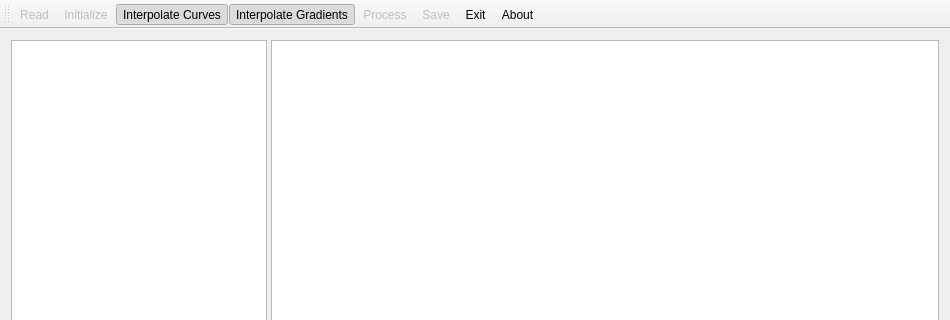
Qt form TimeroomMainWindow.ui (atifahsan/timeroom) before a commit; both pictures show x 0 to 950 and y 0 to 320 of the 950 by 750 pixel window.
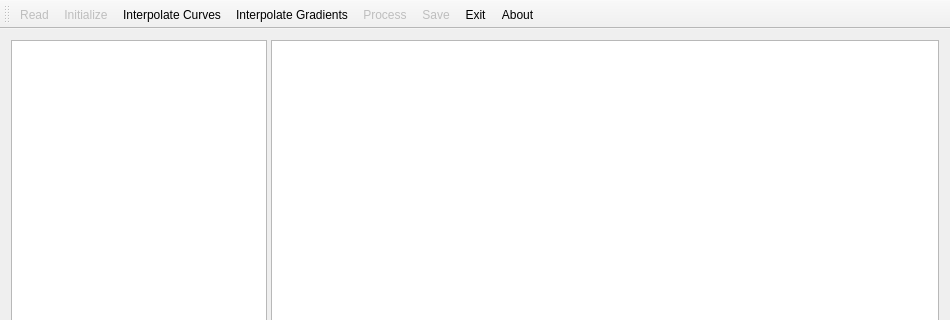
The same form after that commit.

What changed in the file:
```diff
--- a/TimeroomMainWindow.ui
+++ b/TimeroomMainWindow.ui
@@ -150,7 +150,7 @@
     <bool>true</bool>
    </property>
    <property name="checked">
-    <bool>true</bool>
+    <bool>false</bool>
    </property>
    <property name="enabled">
     <bool>true</bool>
@@ -167,7 +167,7 @@
     <bool>true</bool>
    </property>
    <property name="checked">
-    <bool>true</bool>
+    <bool>false</bool>
    </property>
    <property name="enabled">
     <bool>true</bool>
```
